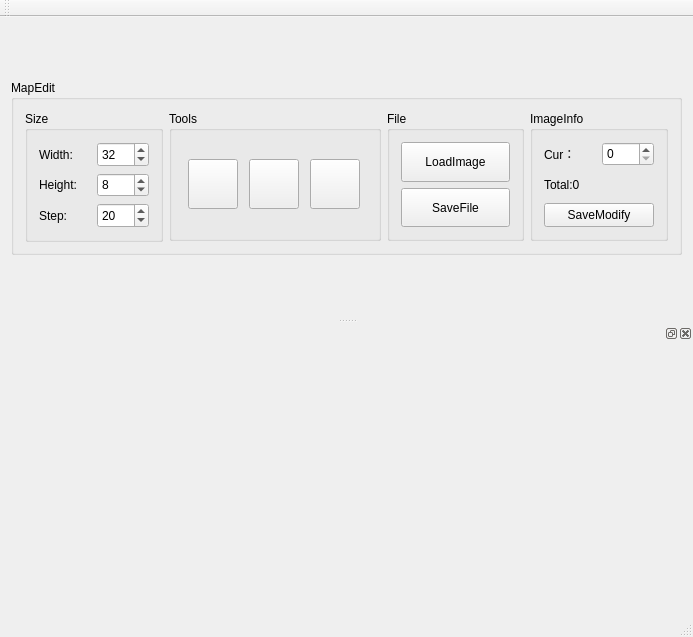
First picture: the form in PixelGenerate/PixelGenerate.ui, repository beiklive/PixelGenerate, before the edit.
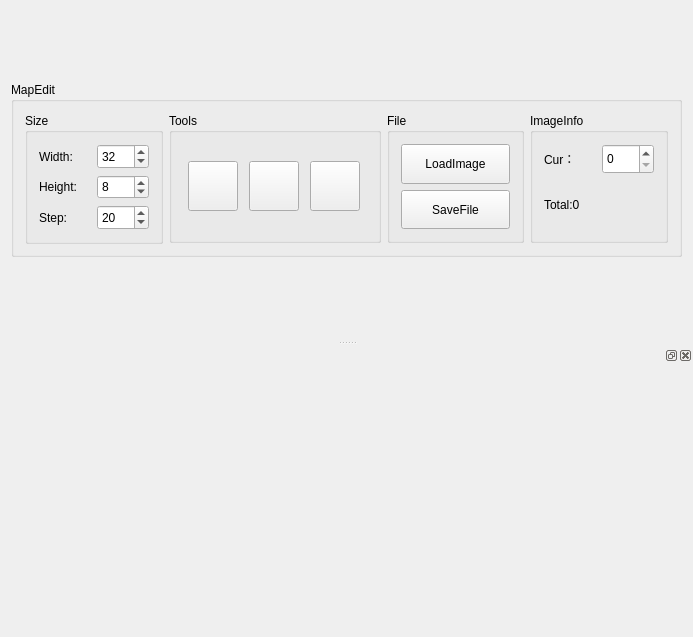
Second picture: the form after the edit. Icons and pictures are not drawn. Custom widgets are drawn as their Qt base class.

Commit message: some modify and add execute programe

Patch:
```diff
--- a/PixelGenerate/PixelGenerate.ui
+++ b/PixelGenerate/PixelGenerate.ui
@@ -923,6 +923,12 @@
                   <verstretch>0</verstretch>
                  </sizepolicy>
                 </property>
+                <property name="maximumSize">
+                 <size>
+                  <width>16777215</width>
+                  <height>30</height>
+                 </size>
+                </property>
                 <property name="accelerated">
                  <bool>true</bool>
                 </property>
@@ -940,19 +946,6 @@
               </property>
              </widget>
             </item>
-            <item>
-             <widget class="QPushButton" name="SaveModify">
-              <property name="sizePolicy">
-               <sizepolicy hsizetype="Minimum" vsizetype="Minimum">
-                <horstretch>0</horstretch>
-                <verstretch>0</verstretch>
-               </sizepolicy>
-              </property>
-              <property name="text">
-               <string>SaveModify</string>
-              </property>
-             </widget>
-            </item>
            </layout>
           </widget>
          </item>
@@ -963,21 +956,6 @@
     </item>
    </layout>
   </widget>
-  <widget class="QToolBar" name="mainToolBar">
-   <property name="sizePolicy">
-    <sizepolicy hsizetype="Preferred" vsizetype="MinimumExpanding">
-     <horstretch>0</horstretch>
-     <verstretch>0</verstretch>
-    </sizepolicy>
-   </property>
-   <attribute name="toolBarArea">
-    <enum>TopToolBarArea</enum>
-   </attribute>
-   <attribute name="toolBarBreak">
-    <bool>false</bool>
-   </attribute>
-  </widget>
-  <widget class="QStatusBar" name="statusBar"/>
   <widget class="QDockWidget" name="dockWidget">
    <property name="floating">
     <bool>false</bool>
```
Left out of the diff: 4 changed lines with no effect on the pictures. The commit also changes 2 other files.
